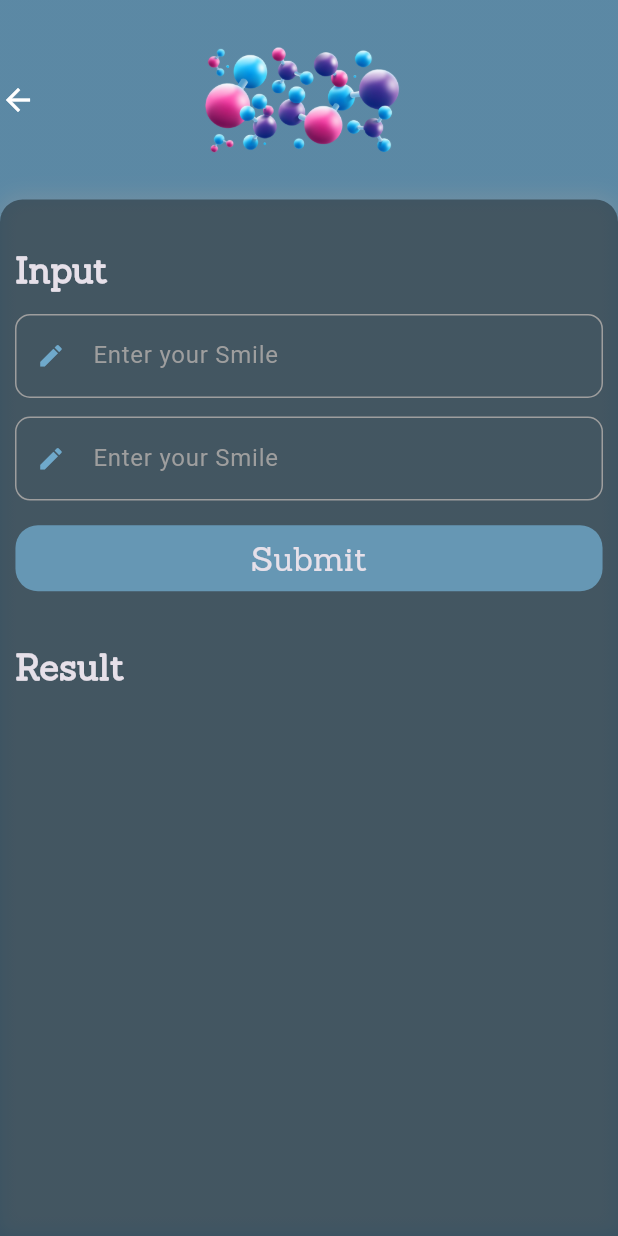
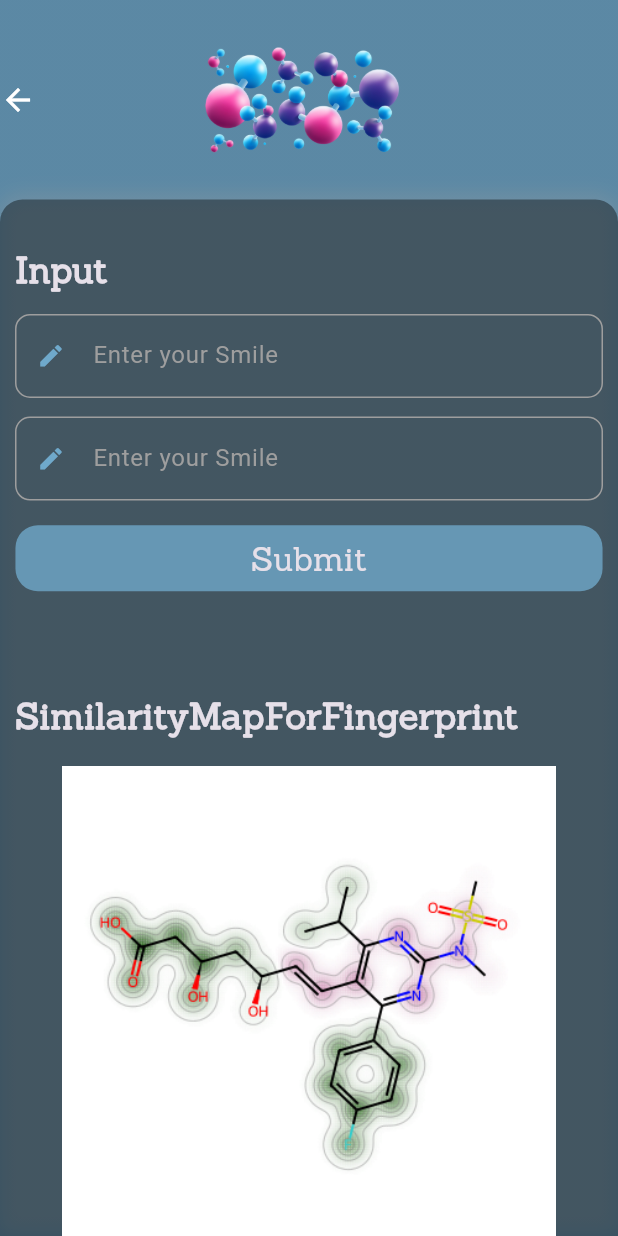
Before and after one commit to Nora-2/tox, a Flutter app: the smilartyScreen screen opened by its route, after a tap on "Submit", on a phone screen of 412 x 824 dp. Run offline on Flutter 3.47's test engine with Material 3 defaults, Android fonts, the phone set to English and light mode, and no system bars; our stand-ins replace animated_splash_screen, bloc, chat_bubbles, file_picker, firebase_auth, flutter_bloc and 7 more; missing offline and left inert: circular; accounts and stored records are empty.

Commit message:
smilarty result

```diff
--- a/lib/Features/settings/presentation/view/editprofile.dart
+++ b/lib/Features/settings/presentation/view/editprofile.dart
@@ -1,7 +1,6 @@
 // ignore_for_file: prefer_const_constructors_in_immutables, non_constant_identifier_names
 
 import 'dart:io';
-
 import 'package:Toxicon/Features/settings/presentation/widgets/custom%20textfield.dart';
 import 'package:Toxicon/core/Data/Models/user/user.dart';
 import 'package:Toxicon/core/Data/Models/user/usermodel.dart';
@@ -226,7 +225,7 @@
                           icon: Icons.edit,
                           label: const Text('Jop'),
                           subtitel: user2.jop!),
-                           SizedBox(
+                      SizedBox(
                         height: size.height * .03,
                       ),
                       GestureDetector(
@@ -238,6 +237,7 @@
                               user2.jop = Jop;
                               user2.phone = Phone;
                               user2.date = Birth;
+                              user2.image = _image;
                             });
                           },
                           child: save(size: size, isDark: isDark))
--- a/lib/Features/smilarty/resultsmilarty.dart
+++ b/lib/Features/smilarty/resultsmilarty.dart
@@ -1,4 +1,5 @@
 // ignore_for_file: camel_case_types
+import 'package:Toxicon/core/utils/image_constant.dart';
 import 'package:Toxicon/core/utils/styles.dart';
 import 'package:flutter/material.dart';
 
@@ -20,10 +21,24 @@
       mainAxisAlignment: MainAxisAlignment.center,
       crossAxisAlignment: CrossAxisAlignment.start,
       children: [
-        CustomTextfont24_600(text: 'Result'),
         SizedBox(height: size.height * .04),
-
-
+        CustomTextfont24_600(text: 'SimilarityMapForFingerprint'),
+        SizedBox(height: size.height * .02),
+        Center(
+            child: Image.asset(
+          ImageConstant.finger,
+          width: size.width * .9,
+          height: size.height * .4,
+        )),
+        SizedBox(height: size.height * .04),
+        CustomTextfont24_600(text: 'count-based fingerprints'),
+        SizedBox(height: size.height * .02),
+        Center(
+            child: Image.asset(
+          ImageConstant.count,
+          width: size.width * .9,
+          height: size.height * .4,
+        )),
       ],
     );
   }
--- a/lib/Features/smilarty/smilarty.dart
+++ b/lib/Features/smilarty/smilarty.dart
@@ -85,6 +85,7 @@
                   child: Padding(
                     padding: const EdgeInsets.only(
                         top: 30.0, left: 10, right: 10),
+                    child: SingleChildScrollView(
                       child: Column(
                         mainAxisAlignment: MainAxisAlignment.start,
                         crossAxisAlignment: CrossAxisAlignment.start,
@@ -143,6 +144,7 @@
                     ),
                   ),
                 ),
+                  ),
                 ],
               ),
             ));
--- a/lib/core/Data/Models/user/user.dart
+++ b/lib/core/Data/Models/user/user.dart
@@ -10,6 +10,7 @@
 phone: '0288939020',
 country: 'emarat',
 jop: 'engineer',
+
   history: [],
 );
 final user2 = User(
--- a/lib/core/utils/image_constant.dart
+++ b/lib/core/utils/image_constant.dart
@@ -12,6 +12,9 @@
 
   static String onbordchemical = '$imagePath/chemical.png';
 
+ static String finger = '$imagePath/GetSimilarityMapForFingerprint.png';
+
+  static String count = '$imagePath/_count-based fingerprints.png';
   static String onboarddna = '$imagePath/dna.png';
 
   static String otp = '$imagePath/Enter OTP-rafiki.png';
--- a/lib/main.dart
+++ b/lib/main.dart
@@ -1,5 +1,4 @@
 // ignore_for_file: must_be_immutable
-
 import 'package:Toxicon/Features/Authantication/signin/login_cubit/login_cubit.dart';
 import 'package:Toxicon/Features/home/cubit_home/homecubit_cubit.dart';
 import 'package:Toxicon/Features/liver/cubit/livercubit_cubit.dart';
@@ -10,7 +9,6 @@
 import 'package:Toxicon/core/components/cubit/app_cubit.dart';
 import 'package:Toxicon/core/components/cubit/blocopserver.dart';
 import 'package:Toxicon/core/utils/app_routes.dart';
-import 'package:Toxicon/core/utils/homeutilis.dart';
 import 'package:flutter/material.dart';
 import 'package:flutter/services.dart';
 import 'package:flutter_bloc/flutter_bloc.dart';
```
Also changed, not shown: lib/Features/settings/presentation/view/profile.dart (+10 -5 lines), lib/Features/settings/presentation/view/setting.dart (+24 -20 lines), lib/Features/settings/presentation/widgets/customprofilecard.dart (+1 -80 lines), lib/core/Data/Models/user/usermodel.dart (+26 -25 lines), assets/images/GetSimilarityMapForFingerprint.png (added), assets/images/_count-based fingerprints.png (added). Lines whose indentation alone changed are shown as unchanged.
